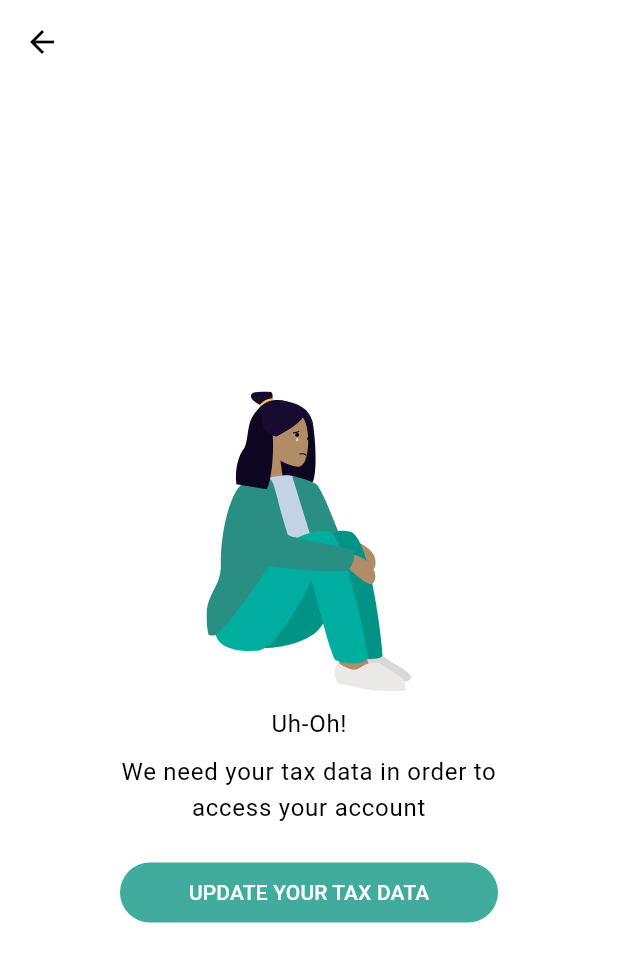
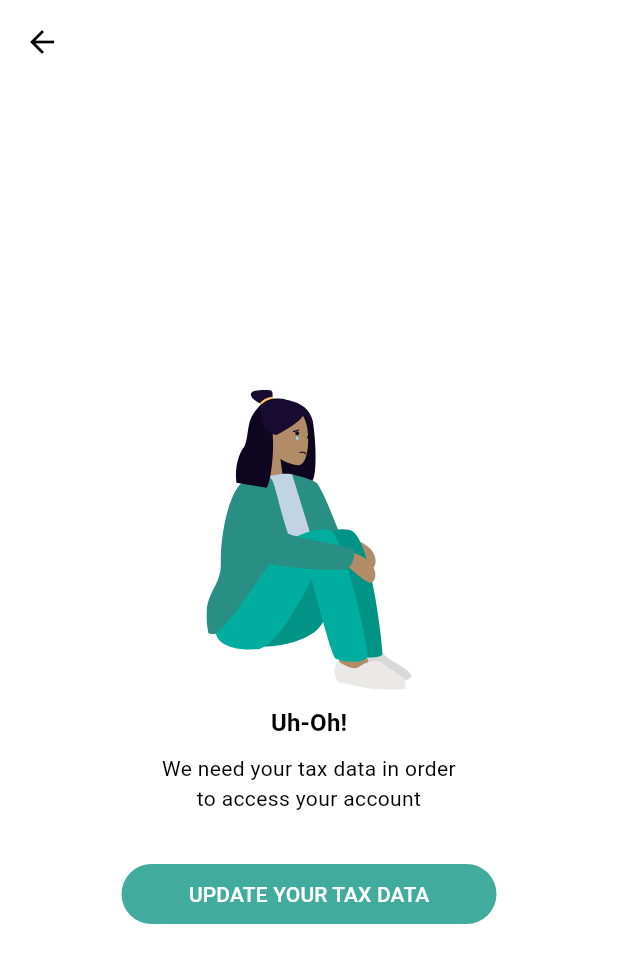
Before and after one commit to alperAkinci/expatrio_login_app, a Flutter app: the TaxDataPage screen opened directly, on a phone screen of 412 x 824 dp. Shown: the top 963 px of the screen. Run offline on Flutter 3.47's test engine with Material 3 defaults, Android fonts, the phone set to English and light mode, and no system bars; our stand-ins replace dropdown_search, flutter_secure_storage, flutter_svg, lottie; missing offline and left inert: dart:ffi; accounts and stored records are empty; project files that could hold a hidden picture were left out.

Commit message:
Update UI of tax data page

```diff
--- a/lib/tax_data/presentation/tax_data_page.dart
+++ b/lib/tax_data/presentation/tax_data_page.dart
@@ -1,10 +1,5 @@
-import 'package:dropdown_search/dropdown_search.dart';
-import 'package:expatrio_login_app/shared/countries_constants.dart';
-import 'package:expatrio_login_app/shared/item_dropdown.dart';
-import 'package:expatrio_login_app/tax_data/model/tax_data.dart';
 import 'package:expatrio_login_app/tax_data/presentation/tax_data_modal_sheet.dart';
 import 'package:expatrio_login_app/tax_data/provider/tax_data_notifier.dart';
-import 'package:flutter/cupertino.dart';
 import 'package:flutter/material.dart';
 import 'package:flutter/widgets.dart';
 import 'package:flutter_svg/svg.dart';
@@ -20,15 +15,16 @@ class TaxDataPage extends StatefulWidget {
 class _TaxDataPageState extends State<TaxDataPage> {
   @override
   Widget build(BuildContext context) {
-    // TODO: use font with bold style
-    final titleLargeStyle = Theme.of(context).textTheme.bodyLarge;
+    var textTheme = Theme.of(context).textTheme;
+    final titleStyle = textTheme.titleMedium!.copyWith(
+      fontWeight: FontWeight.bold,
+    );
     return Scaffold(
         appBar: AppBar(),
-        body: Center(
-          child: Padding(
-            padding: const EdgeInsets.symmetric(horizontal: 80.0),
+        body: Container(
+          alignment: Alignment.center,
+          child: SingleChildScrollView(
             child: Column(
-              mainAxisAlignment: MainAxisAlignment.center,
               children: <Widget>[
                 SvgPicture.asset(
                   "assets/CryingGirl.svg",
@@ -38,17 +34,20 @@ class _TaxDataPageState extends State<TaxDataPage> {
                 const SizedBox(height: 10),
                 Text(
                   "Uh-Oh!",
-                  style: titleLargeStyle,
+                  style: titleStyle,
                 ),
                 const SizedBox(height: 8),
-                Text(
-                  "We need your tax data in order to access your account",
-                  style: titleLargeStyle,
-                  textAlign: TextAlign.center,
+                SizedBox(
+                  width: 200,
+                  child: Text(
+                    "We need your tax data in order to access your account",
+                    style: textTheme.bodyMedium,
+                    textAlign: TextAlign.center,
+                  ),
                 ),
-                const SizedBox(height: 20),
-                Container(
-                  width: double.infinity,
+                const SizedBox(height: 30),
+                SizedBox(
+                  width: 250,
                   child: FilledButton(
                     onPressed: () {
                       Provider.of<TaxDataNotifier>(context, listen: false)
```
